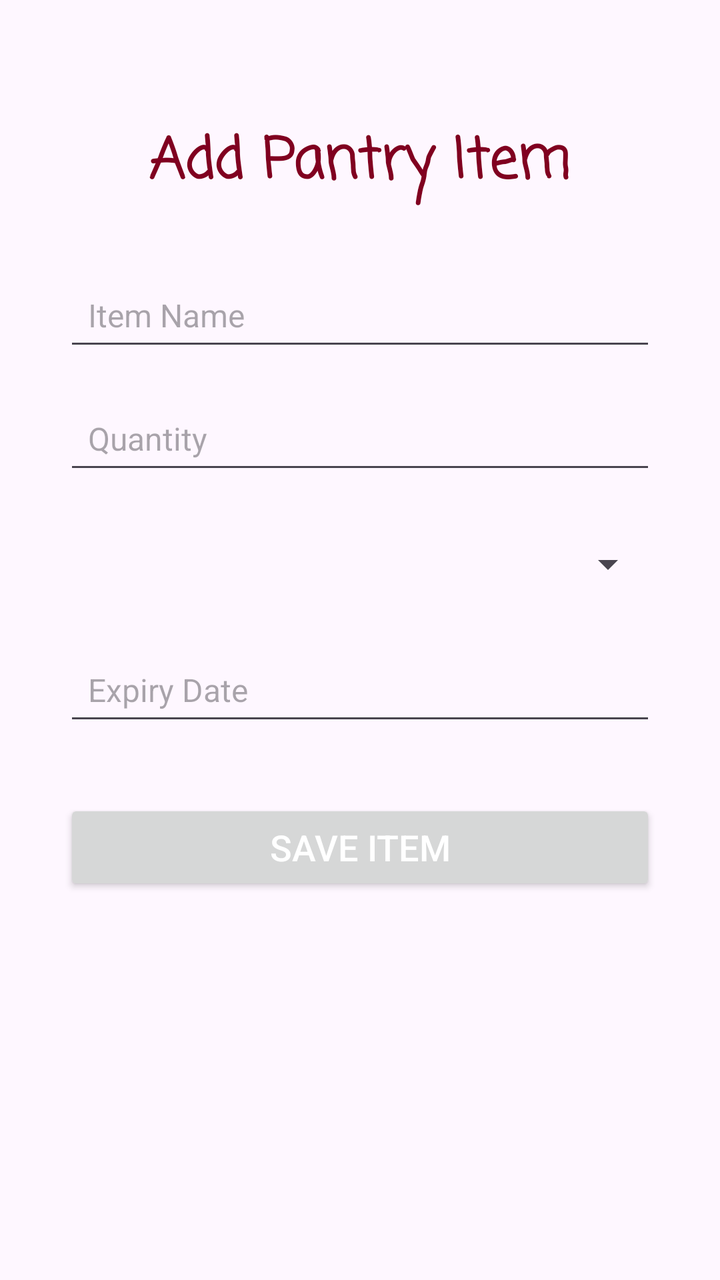
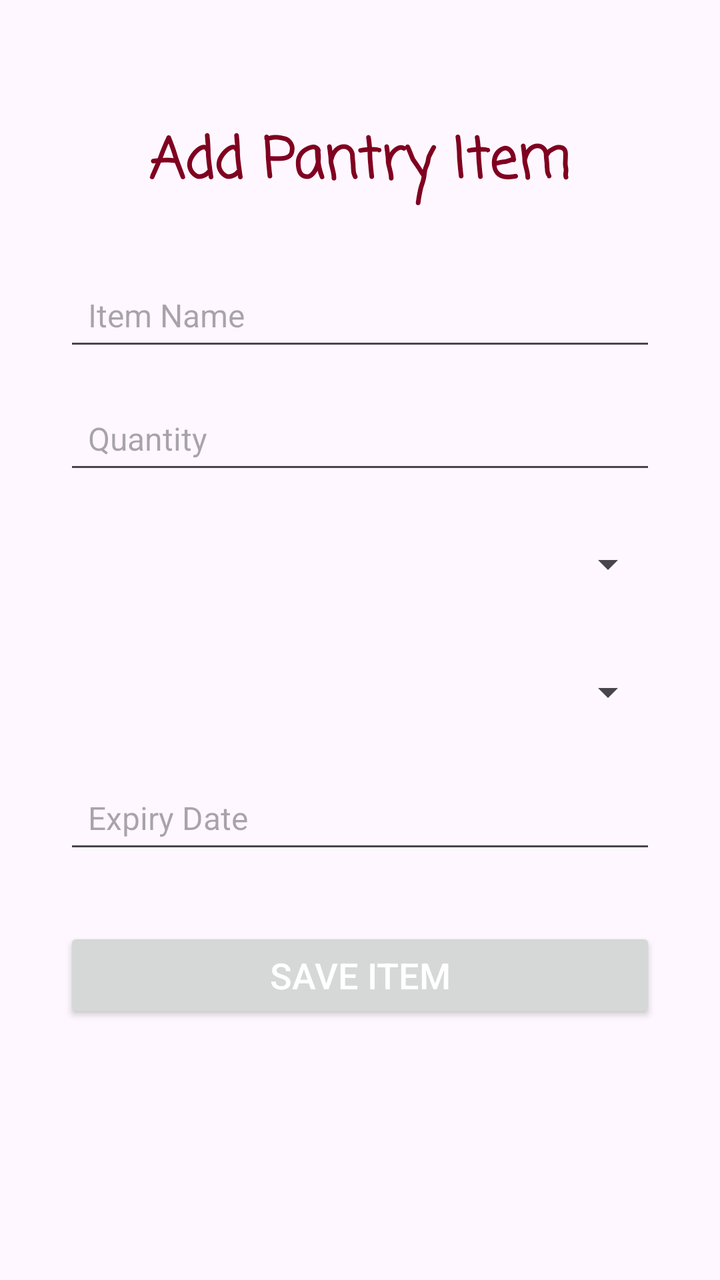

Compare the two renders of this Android layout. The source of the first and the diff that turns it into the second are given below.
<!-- AndroidManifest.xml: application theme Theme.SmartPantryManager -->
<!-- res/layout/activity_add_item.xml -->
<?xml version="1.0" encoding="utf-8"?>
<androidx.constraintlayout.widget.ConstraintLayout xmlns:android="http://schemas.android.com/apk/res/android"
    xmlns:app="http://schemas.android.com/apk/res-auto"
    xmlns:tools="http://schemas.android.com/tools"
    android:id="@+id/main"
    android:layout_width="match_parent"
    android:layout_height="match_parent"
    tools:context=".AddItemActivity">
    <TextView
        android:id="@+id/addItemTitle"
        android:layout_width="wrap_content"
        android:layout_height="wrap_content"
        android:text="Add Pantry Item"
        android:textSize="28sp"
        android:textStyle="bold"
        android:textColor="#800020"
        android:fontFamily="casual"
        android:layout_marginTop="60dp"
        app:layout_constraintTop_toTopOf="parent"
        app:layout_constraintStart_toStartOf="parent"
        app:layout_constraintEnd_toEndOf="parent" />

    <EditText
        android:id="@+id/itemNameInput"
        android:layout_width="0dp"
        android:layout_height="wrap_content"
        android:hint="Item Name"
        android:inputType="textCapWords"
        android:textSize="16sp"
        android:padding="12dp"
        android:layout_marginStart="32dp"
        android:layout_marginEnd="32dp"
        android:layout_marginTop="32dp"
        app:layout_constraintTop_toBottomOf="@id/addItemTitle"
        app:layout_constraintStart_toStartOf="parent"
        app:layout_constraintEnd_toEndOf="parent" />

    <EditText
        android:id="@+id/quantityInput"
        android:layout_width="0dp"
        android:layout_height="wrap_content"
        android:hint="Quantity"
        android:inputType="number"
        android:textSize="16sp"
        android:padding="12dp"
        android:layout_marginStart="32dp"
        android:layout_marginEnd="32dp"
        android:layout_marginTop="16dp"
        app:layout_constraintTop_toBottomOf="@id/itemNameInput"
        app:layout_constraintStart_toStartOf="parent"
        app:layout_constraintEnd_toEndOf="parent" />

    <Spinner
        android:id="@+id/categorySpinner"
        android:layout_width="0dp"
        android:layout_height="48dp"
        android:layout_marginStart="32dp"
        android:layout_marginEnd="32dp"
        android:layout_marginTop="16dp"
        app:layout_constraintTop_toBottomOf="@id/quantityInput"
        app:layout_constraintStart_toStartOf="parent"
        app:layout_constraintEnd_toEndOf="parent" />

    <EditText
        android:id="@+id/expiryDateInput"
        android:layout_width="0dp"
        android:layout_height="wrap_content"
        android:hint="Expiry Date"
        android:focusable="false"
        android:clickable="true"
        android:textSize="16sp"
        android:padding="12dp"
        android:layout_marginStart="32dp"
        android:layout_marginEnd="32dp"
        android:layout_marginTop="16dp"
        app:layout_constraintTop_toBottomOf="@id/categorySpinner"
        app:layout_constraintStart_toStartOf="parent"
        app:layout_constraintEnd_toEndOf="parent" />

    <Button
        android:id="@+id/saveItemButton"
        android:layout_width="0dp"
        android:layout_height="wrap_content"
        android:text="Save Item"
        android:textSize="18sp"
        android:textColor="#FFFFFF"
        android:layout_marginStart="32dp"
        android:layout_marginEnd="32dp"
        android:layout_marginTop="32dp"
        app:layout_constraintTop_toBottomOf="@id/expiryDateInput"
        app:layout_constraintStart_toStartOf="parent"
        app:layout_constraintEnd_toEndOf="parent" />
</androidx.constraintlayout.widget.ConstraintLayout>
<!-- resources referenced by this layout -->
<resources>
  <style name="Theme.SmartPantryManager" parent="Base.Theme.SmartPantryManager" />
  <style name="Base.Theme.SmartPantryManager" parent="Theme.Material3.DayNight.NoActionBar">
          
          
      </style>
</resources>

<!-- the commit's change to res/layout/activity_add_item.xml (unified diff, before → after) -->
@@ -51,13 +51,24 @@
         app:layout_constraintEnd_toEndOf="parent" />
 
     <Spinner
+        android:id="@+id/unitSpinner"
+        android:layout_width="0dp"
+        android:layout_height="48dp"
+        android:layout_marginStart="32dp"
+        android:layout_marginEnd="32dp"
+        android:layout_marginTop="16dp"
+        app:layout_constraintTop_toBottomOf="@id/quantityInput"
+        app:layout_constraintStart_toStartOf="parent"
+        app:layout_constraintEnd_toEndOf="parent" />
+
+    <Spinner
         android:id="@+id/categorySpinner"
         android:layout_width="0dp"
         android:layout_height="48dp"
         android:layout_marginStart="32dp"
         android:layout_marginEnd="32dp"
         android:layout_marginTop="16dp"
-        app:layout_constraintTop_toBottomOf="@id/quantityInput"
+        app:layout_constraintTop_toBottomOf="@id/unitSpinner"
         app:layout_constraintStart_toStartOf="parent"
         app:layout_constraintEnd_toEndOf="parent" />
 
